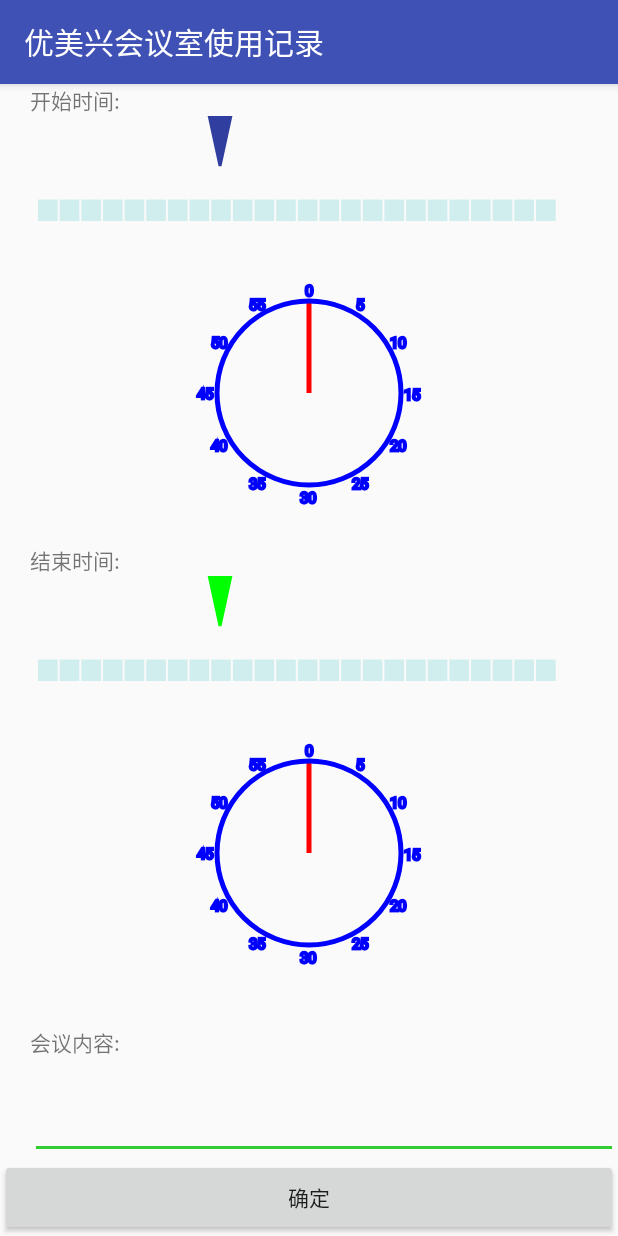
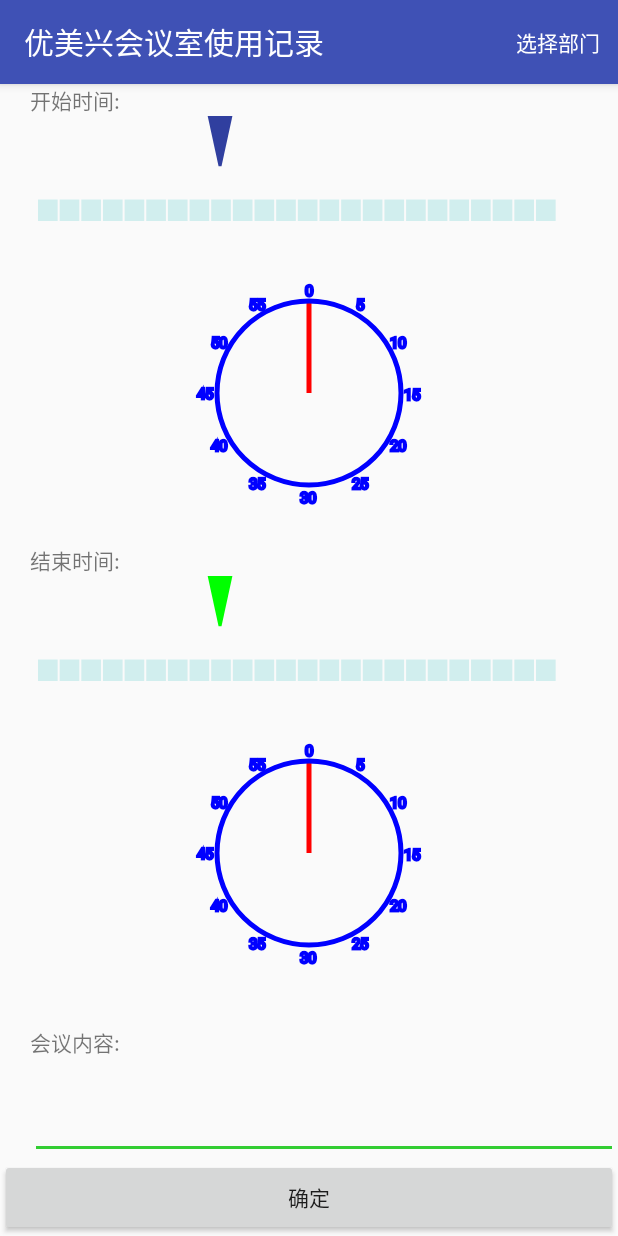
Before and after one commit to JeasonTly/MeettingManager, an Android app: the MeettingContentActivity screen opened directly, with no data from a screen before it, on a phone screen of 412 x 824 dp. Run offline under Robolectric (Android 15) with nearby library versions, the phone set to English and light mode, and no system bars; our stand-ins replace data binding; libraries missing offline, so code that uses them is left out: com.bigkoo.pickerview, com.haibin.calendarview, com.hjq.toast; 2 statements that could not run were skipped.

```diff
--- a/app/src/main/java/com/aorise/companymeeting/MeettingContentActivity.java
+++ b/app/src/main/java/com/aorise/companymeeting/MeettingContentActivity.java
@@ -6,6 +6,8 @@ import android.graphics.Color;
 import android.support.v7.app.AppCompatActivity;
 import android.os.Bundle;
 import android.util.Log;
+import android.view.Menu;
+import android.view.MenuInflater;
 import android.view.View;
 
 import com.aorise.companymeeting.base.LogT;
@@ -26,11 +28,13 @@ import java.util.List;
 public class MeettingContentActivity extends AppCompatActivity {
     private final String TAG = "MeettingContentActivity";
     private ActivityMeettingContentBinding mDataBinding;
+
     /**
      * 传入时间区
      */
 
     private Calendar mSelectCalendar;
+
     /**
      * 数据库
      */
@@ -59,7 +63,6 @@ public class MeettingContentActivity extends AppCompatActivity {
                         mDataBinding.startTime.getCurrent_minutes(), mDataBinding.endTime.getCurrent_minutes());
             }
         });
-        //    getActionBar().setTitle(getIntent().getStringExtra("room_name"));
     }
 
     private void initCalendar() {
@@ -134,4 +137,11 @@ public class MeettingContentActivity extends AppCompatActivity {
             return String.valueOf(time);
         }
     }
+
+    @Override
+    public boolean onCreateOptionsMenu(Menu menu) {
+        MenuInflater inflater = getMenuInflater();
+        inflater.inflate(R.menu.meetting_depart_choose, menu);
+        return true;
+    }
 }
--- a/app/src/main/java/com/aorise/companymeeting/base/DepartmentInfo.java
+++ b/app/src/main/java/com/aorise/companymeeting/base/DepartmentInfo.java
@@ -1,6 +1,4 @@
 package com.aorise.companymeeting.base;
-
-import android.databinding.BaseObservable;
 
 import java.io.Serializable;
 
--- a/app/src/main/res/layout/activity_calendar_choose.xml
+++ b/app/src/main/res/layout/activity_calendar_choose.xml
@@ -23,7 +23,7 @@
                 app:current_day_text_color="#007AFF"
                 app:current_day_lunar_text_color="#007AFF"
                 app:selected_theme_color="#00ff65"
-                app:select_mode="range_mode"
+                app:select_mode="default_mode"
                 app:month_view_show_mode="mode_only_current"
                 app:scheme_text="@string/meetting"
                 app:scheme_text_color="@android:color/holo_red_light"
--- /dev/null
+++ b/app/src/main/res/menu/meetting_depart_choose.xml
@@ -0,0 +1,10 @@
+<?xml version="1.0" encoding="utf-8"?>
+<menu xmlns:android="http://schemas.android.com/apk/res/android"
+    xmlns:app="http://schemas.android.com/apk/res-auto">
+    <item
+        android:enabled="true"
+        android:id="@+id/choose_depart"
+        android:orderInCategory="100"
+        android:title="选择部门"
+        app:showAsAction="always" ></item>
+</menu>
```
Also changed, not shown: app/src/main/java/com/aorise/companymeeting/CalendarChooseActivity.java (+9 -5 lines).
